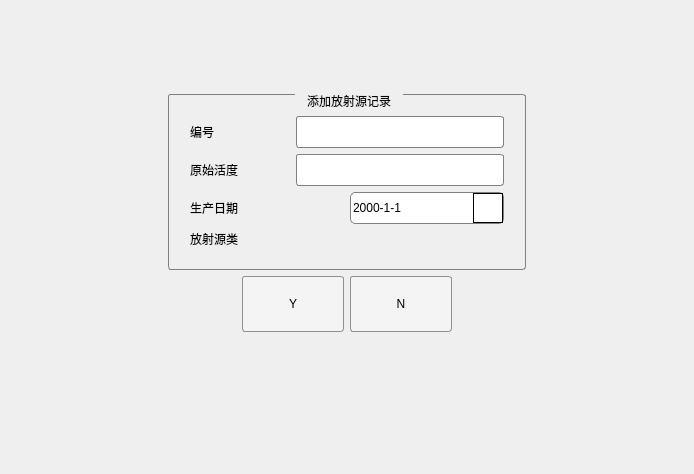
Before: the Qt Designer form Demo/deaddradioactivedlg.ui in 13438120136/XDemo, drawn with Qt 5.
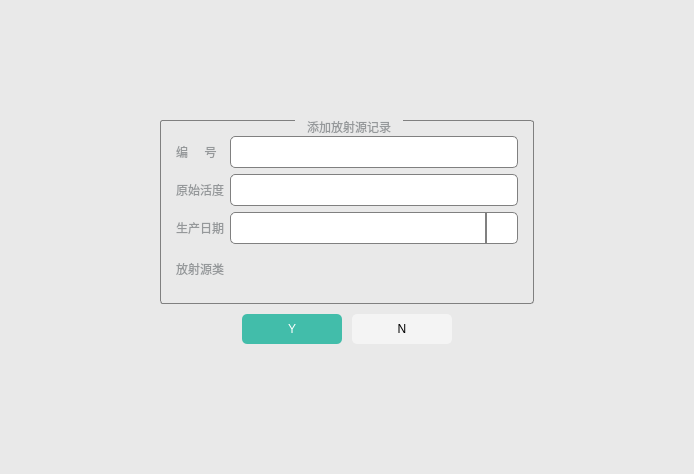
After: the same form once the commit is applied. Icons and pictures are not drawn. Custom widgets are drawn as their Qt base class.

```diff
--- a/Demo/deaddradioactivedlg.ui
+++ b/Demo/deaddradioactivedlg.ui
@@ -14,56 +14,33 @@
    <string>DeAddRadioactiveDlg</string>
   </property>
   <property name="styleSheet">
-   <string notr="true">QDateEdit
-{
-   min-height:30px;
-   border:1px solid gray;
-   border-radius:5px;
-   padding: 0px;
-   font: 16pt &quot;新宋体&quot;;
-}
-
-QDateEdit::drop-down
-{
-   border:1px solid black;
-   min-width:30px;
-}
-
-QCalendarWidget
-{
-font: 20pt &quot;新宋体&quot;;
-}
-
-QCalendarWidget QAbstractButton
-{
-    min-width:40px;
+   <string notr="true">#DeAddRadioactiveDlg
+{    
+	background-color: #E9E9E9;
 }
 
 QLineEdit
 {
 border:1px solid gray;
-border-radius:3px;
+border-radius:5px;
+font: 12px &quot;微软雅黑&quot;;
 min-height:30px;
 max-height:30px;
-font: 16pt &quot;新宋体&quot;;
-}
-
-#widget_2
-{
-min-height:30px;
 }
 
 QLabel
 {
-font: 14pt &quot;新宋体&quot;;
-min-width:100px;
+font: 14px &quot;微软雅黑&quot;;
+color: #95989A;
 }
 
 QGroupBox {
      border: 1px solid gray;
      border-radius: 3px;
      margin-top: 2ex; /* leave space at the top for the title */
-     padding: 10px;
+     color: #95989A;
+     font: 14px &quot;微软雅黑&quot;;
+     padding:15px;
  }
 
  QGroupBox::title {
@@ -74,196 +51,300 @@
                                        stop: 0 #FFOECE, stop: 1 #FFFFFF);
  }
 
-QPushButton {
-    
-	font: 16pt &quot;新宋体&quot;;
+QPushButton 
+{    
+	font: bold 14px &quot;微软雅黑&quot;;
 	background-color: rgb(244, 244, 244);
-     border: 1px solid #8f8f91;
-     border-radius: 3px;
-     min-width: 100px;
-     min-height: 30px;
+    border:none;
+    border-radius: 5px;
+    min-width:100px;
+    max-width:100px;
+    min-height:30px;
+    max-height:30px;
  }
-
- QPushButton:pressed {
-	background-color: rgb(255, 255, 255);
- }</string>
+</string>
   </property>
-  <layout class="QGridLayout" name="gridLayout_4" rowstretch="10,1">
-   <item row="0" column="0">
-    <widget class="QWidget" name="widget_4" native="true">
      <layout class="QGridLayout" name="gridLayout_3">
+   <property name="leftMargin">
+    <number>160</number>
+   </property>
+   <property name="topMargin">
+    <number>120</number>
+   </property>
+   <property name="rightMargin">
+    <number>160</number>
+   </property>
+   <property name="bottomMargin">
+    <number>130</number>
+   </property>
+   <property name="spacing">
+    <number>0</number>
+   </property>
       <item row="0" column="0">
        <widget class="QWidget" name="widget" native="true">
+     <property name="maximumSize">
+      <size>
+       <width>16777215</width>
+       <height>16777215</height>
+      </size>
+     </property>
         <property name="styleSheet">
-         <string notr="true">max-width: 380px;
-max-height:260px;</string>
+      <string notr="true"/>
         </property>
         <layout class="QGridLayout" name="gridLayout">
+      <property name="margin">
+       <number>0</number>
+      </property>
+      <property name="spacing">
+       <number>10</number>
+      </property>
+      <item row="1" column="0">
+       <spacer name="horizontalSpacer">
+        <property name="orientation">
+         <enum>Qt::Horizontal</enum>
+        </property>
+        <property name="sizeHint" stdset="0">
+         <size>
+          <width>67</width>
+          <height>20</height>
+         </size>
+        </property>
+       </spacer>
+      </item>
+      <item row="1" column="1">
+       <widget class="QPushButton" name="okBtn">
+        <property name="styleSheet">
+         <string notr="true">QPushButton 
+{
+	background-color: #42BDAA;
+    color: #FFFFFF;
+}</string>
+        </property>
+        <property name="text">
+         <string>Y</string>
+        </property>
+       </widget>
+      </item>
+      <item row="1" column="2">
+       <widget class="QPushButton" name="cancelBtn">
+        <property name="text">
+         <string>N</string>
+        </property>
+       </widget>
+      </item>
+      <item row="1" column="3">
+       <spacer name="horizontalSpacer_2">
+        <property name="orientation">
+         <enum>Qt::Horizontal</enum>
+        </property>
+        <property name="sizeHint" stdset="0">
+         <size>
+          <width>67</width>
+          <height>20</height>
+         </size>
+        </property>
+       </spacer>
+      </item>
          <item row="0" column="0" colspan="4">
           <widget class="QGroupBox" name="groupBox">
+        <property name="maximumSize">
+         <size>
+          <width>16777215</width>
+          <height>16777215</height>
+         </size>
+        </property>
+        <property name="styleSheet">
+         <string notr="true"/>
+        </property>
            <property name="title">
             <string>添加放射源记录</string>
            </property>
-           <layout class="QGridLayout" name="gridLayout_8">
-            <item row="0" column="0">
              <layout class="QGridLayout" name="gridLayout_2">
+         <property name="margin">
+          <number>0</number>
+         </property>
+         <property name="spacing">
+          <number>6</number>
+         </property>
               <item row="0" column="0">
                <widget class="QLabel" name="label">
+           <property name="maximumSize">
+            <size>
+             <width>16777215</width>
+             <height>16777215</height>
+            </size>
+           </property>
                 <property name="text">
-                 <string>编号</string>
+            <string>编     号</string>
                 </property>
                </widget>
               </item>
-              <item row="0" column="1">
-               <widget class="QLineEdit" name="idLineEdit">
-                <property name="maxLength">
-                 <number>32</number>
-                </property>
-               </widget>
-              </item>
-             </layout>
-            </item>
-            <item row="1" column="0">
-             <layout class="QGridLayout" name="gridLayout_7">
-              <item row="0" column="0">
+         <item row="1" column="0" colspan="2">
                <widget class="QLabel" name="label_3">
+           <property name="maximumSize">
+            <size>
+             <width>16777215</width>
+             <height>16777215</height>
+            </size>
+           </property>
                 <property name="text">
                  <string>原始活度</string>
                 </property>
                </widget>
               </item>
-              <item row="0" column="1">
+         <item row="1" column="2">
                <widget class="QLineEdit" name="originalLineEdit">
+           <property name="minimumSize">
+            <size>
+             <width>0</width>
+             <height>32</height>
+            </size>
+           </property>
+           <property name="maximumSize">
+            <size>
+             <width>16777215</width>
+             <height>32</height>
+            </size>
+           </property>
                 <property name="maxLength">
                  <number>32</number>
                 </property>
                </widget>
               </item>
-             </layout>
-            </item>
-            <item row="2" column="0">
-             <layout class="QGridLayout" name="gridLayout_5">
-              <item row="0" column="0">
+         <item row="2" column="0" colspan="2">
                <widget class="QLabel" name="label_2">
+           <property name="maximumSize">
+            <size>
+             <width>16777215</width>
+             <height>16777215</height>
+            </size>
+           </property>
                 <property name="text">
                  <string>生产日期</string>
                 </property>
                </widget>
               </item>
-              <item row="0" column="1">
-               <widget class="QDateEdit" name="dateEdit">
+         <item row="2" column="2">
+          <layout class="QGridLayout" name="gridLayout_4">
+           <property name="spacing">
+            <number>0</number>
+           </property>
+           <item row="0" column="0">
+            <widget class="QLineEdit" name="lineEdit">
+             <property name="minimumSize">
+              <size>
+               <width>0</width>
+               <height>32</height>
+              </size>
+             </property>
                 <property name="maximumSize">
                  <size>
-                  <width>382</width>
-                  <height>262</height>
-                 </size>
-                </property>
-                <property name="wrapping">
-                 <bool>false</bool>
-                </property>
-                <property name="keyboardTracking">
-                 <bool>true</bool>
-                </property>
-                <property name="displayFormat">
-                 <string>yyyy-M-d</string>
-                </property>
-                <property name="calendarPopup">
-                 <bool>true</bool>
+               <width>16777215</width>
+               <height>32</height>
+              </size>
+             </property>
+             <property name="styleSheet">
+              <string notr="true">border-top-right-radius:0px;
+border-bottom-right-radius:0px;</string>
+             </property>
+            </widget>
+           </item>
+           <item row="0" column="1">
+            <widget class="QPushButton" name="pushButton">
+             <property name="styleSheet">
+              <string notr="true">image: url(:/Demo/Resources/guanliyemian-fangsheyuanriqi.png);
+max-width:30px;
+min-width:30px;
+background-color: rgb(255, 255, 255);
+border-top-left-radius:0px;
+border-bottom-left-radius:0px;
+border:1px solid gray;</string>
+             </property>
+             <property name="text">
+              <string/>
                 </property>
                </widget>
               </item>
              </layout>
             </item>
-            <item row="3" column="0">
-             <layout class="QGridLayout" name="gridLayout_6">
-              <item row="0" column="0">
+         <item row="3" column="0" colspan="2">
                <widget class="QLabel" name="label_4">
+           <property name="maximumSize">
+            <size>
+             <width>16777215</width>
+             <height>16777215</height>
+            </size>
+           </property>
                 <property name="text">
                  <string>放射源类</string>
                 </property>
                </widget>
               </item>
-              <item row="0" column="1">
+         <item row="3" column="2">
                <widget class="DeComboBox" name="widget_3" native="true">
                 <property name="maximumSize">
                  <size>
-                  <width>380</width>
-                  <height>260</height>
-                 </size>
-                </property>
-               </widget>
-              </item>
-             </layout>
-            </item>
-           </layout>
-          </widget>
-         </item>
-         <item row="1" column="0">
-          <spacer name="horizontalSpacer">
-           <property name="orientation">
-            <enum>Qt::Horizontal</enum>
+             <width>16777215</width>
+             <height>16777215</height>
+            </size>
+           </property>
+           <property name="styleSheet">
+            <string notr="true">QLabel
+{   
+	background-color: rgb(255, 255, 255);
+    font:14px bold &quot;微软雅黑&quot;;
+}
+
+QPushButton
+{
+	background-color: #42BDAA;
+    font:14px bold &quot;微软雅黑&quot;;
+    min-width:60px;
+    max-width:60px;
+    border:1px solid gray;
+}
+
+QLineEdit
+{
+border:1px solid gray;
+min-height:30px;
+border-top-left-radius:3px;
+border-top-right-radius:0px;
+border-bottom-right-radius:0px;
+border-bottom-left-radius:3px;
+}</string>
            </property>
-           <property name="sizeHint" stdset="0">
-            <size>
-             <width>67</width>
-             <height>20</height>
-            </size>
-           </property>
-          </spacer>
-         </item>
-         <item row="1" column="1">
-          <widget class="QPushButton" name="okBtn">
-           <property name="text">
-            <string>Y</string>
-           </property>
           </widget>
          </item>
-         <item row="1" column="2">
-          <widget class="QPushButton" name="cancelBtn">
-           <property name="text">
-            <string>N</string>
-           </property>
-          </widget>
-         </item>
-         <item row="1" column="3">
-          <spacer name="horizontalSpacer_2">
-           <property name="orientation">
-            <enum>Qt::Horizontal</enum>
-           </property>
-           <property name="sizeHint" stdset="0">
+         <item row="0" column="2">
+          <widget class="QLineEdit" name="idLineEdit">
+           <property name="minimumSize">
             <size>
-             <width>67</width>
-             <height>20</height>
+             <width>0</width>
+             <height>32</height>
             </size>
            </property>
-          </spacer>
-         </item>
-        </layout>
-       </widget>
-      </item>
-     </layout>
-    </widget>
-   </item>
-   <item row="1" column="0">
-    <widget class="DeVirtualKeyboradWidget" name="keyBoradWidget" native="true">
      <property name="maximumSize">
       <size>
        <width>16777215</width>
-       <height>220</height>
-      </size>
-     </property>
+             <height>32</height>
+            </size>
+           </property>
+           <property name="maxLength">
+            <number>32</number>
+           </property>
+          </widget>
+         </item>
+        </layout>
+       </widget>
+      </item>
+     </layout>
     </widget>
    </item>
   </layout>
  </widget>
  <layoutdefault spacing="6" margin="11"/>
  <customwidgets>
-  <customwidget>
-   <class>DeVirtualKeyboradWidget</class>
-   <extends>QWidget</extends>
-   <header location="global">devirtualkeyboradwidget.h</header>
-   <container>1</container>
-  </customwidget>
   <customwidget>
    <class>DeComboBox</class>
    <extends>QWidget</extends>
```
Left out of the diff: 4 changed lines with no effect on the pictures. Lines whose indentation alone changed are shown as unchanged.
